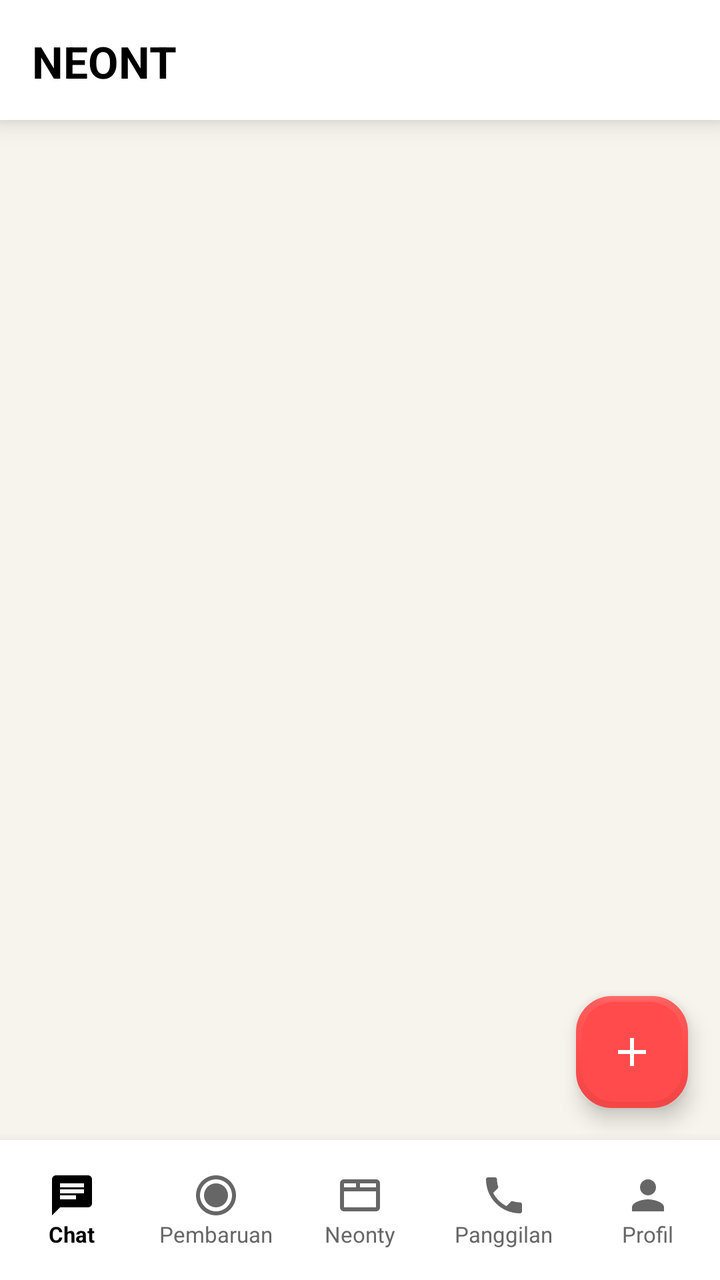
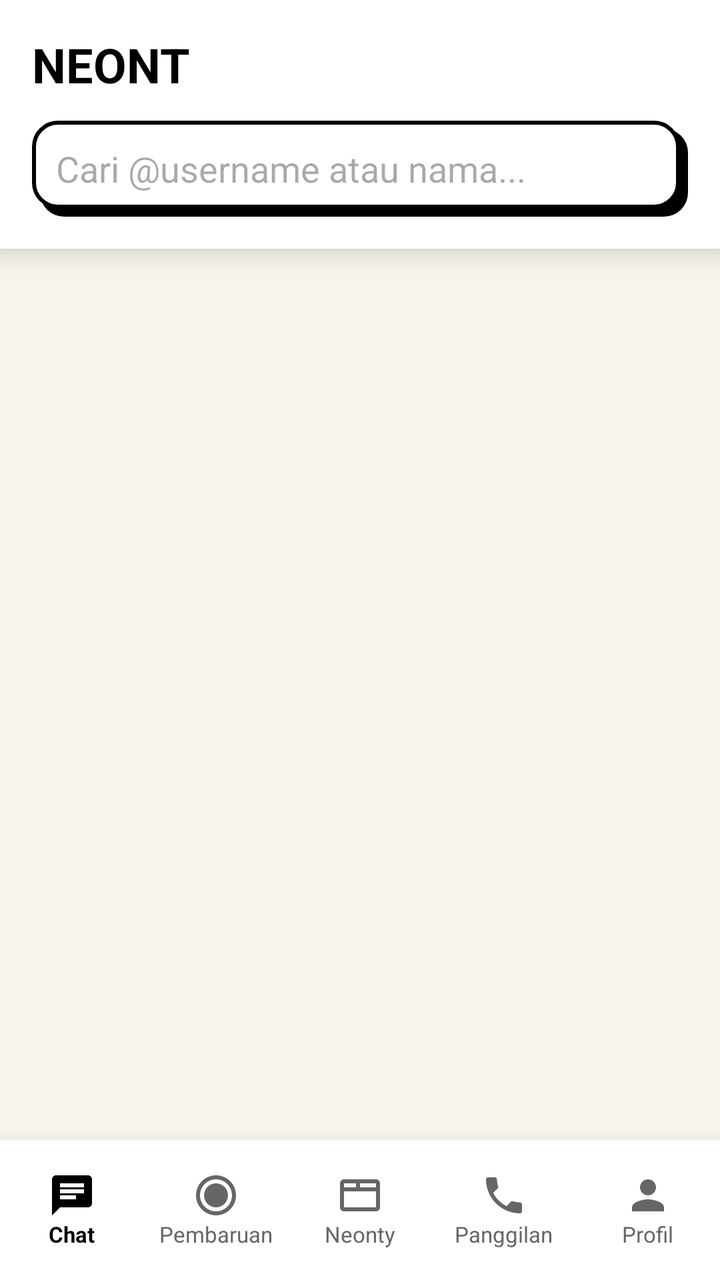

Compare the two renders of this Android layout. The source of the first and the diff that turns it into the second are given below.
<!-- AndroidManifest.xml: application theme Theme.Material3.DayNight.NoActionBar -->
<!-- res/layout/activity_home.xml -->
<?xml version="1.0" encoding="utf-8"?>
<androidx.constraintlayout.widget.ConstraintLayout xmlns:android="http://schemas.android.com/apk/res/android"
    xmlns:app="http://schemas.android.com/apk/res-auto"
    android:layout_width="match_parent"
    android:layout_height="match_parent"
    android:background="@color/nb_bg">

    <LinearLayout
        android:id="@+id/toolbar"
        android:layout_width="match_parent"
        android:layout_height="60dp"
        android:background="@color/nb_white"
        android:elevation="8dp"
        android:orientation="horizontal"
        android:gravity="center_vertical"
        android:padding="16dp"
        app:layout_constraintTop_toTopOf="parent">
        <TextView
            android:layout_width="wrap_content"
            android:layout_height="wrap_content"
            android:text="NEONT"
            android:textColor="@color/nb_black"
            android:textSize="22sp"
            android:textStyle="bold" />
    </LinearLayout>

    <androidx.recyclerview.widget.RecyclerView
        android:id="@+id/rvChats"
        android:layout_width="match_parent"
        android:layout_height="0dp"
        android:layout_margin="16dp"
        app:layout_constraintTop_toBottomOf="@id/toolbar"
        app:layout_constraintBottom_toTopOf="@id/bottomNav" />

    <com.google.android.material.floatingactionbutton.FloatingActionButton
        android:id="@+id/fabNewChat"
        android:layout_width="wrap_content"
        android:layout_height="wrap_content"
        android:layout_margin="16dp"
        android:src="@drawable/ic_wa_plus"
        app:tint="@color/nb_white"
        app:backgroundTint="@color/nb_red"
        app:borderWidth="3dp"
        app:layout_constraintBottom_toTopOf="@id/bottomNav"
        app:layout_constraintEnd_toEndOf="parent" />

    <LinearLayout
        android:id="@+id/bottomNav"
        android:layout_width="match_parent"
        android:layout_height="70dp"
        android:background="@color/nb_white"
        android:elevation="10dp"
        android:orientation="horizontal"
        app:layout_constraintBottom_toBottomOf="parent">

        <LinearLayout android:layout_width="0dp" android:layout_height="match_parent" android:layout_weight="1" android:orientation="vertical" android:gravity="center" android:background="?attr/selectableItemBackground">
            <ImageView android:layout_width="24dp" android:layout_height="24dp" android:src="@drawable/ic_wa_chat" app:tint="@color/nb_black"/>
            <TextView android:layout_width="wrap_content" android:layout_height="wrap_content" android:text="Chat" android:textSize="11sp" android:textStyle="bold" android:textColor="@color/nb_black"/>
        </LinearLayout>

        <LinearLayout android:layout_width="0dp" android:layout_height="match_parent" android:layout_weight="1" android:orientation="vertical" android:gravity="center" android:background="?attr/selectableItemBackground">
            <ImageView android:layout_width="24dp" android:layout_height="24dp" android:src="@drawable/ic_wa_status" app:tint="#666666"/>
            <TextView android:layout_width="wrap_content" android:layout_height="wrap_content" android:text="Pembaruan" android:textSize="11sp" android:textColor="#666666"/>
        </LinearLayout>

        <LinearLayout android:layout_width="0dp" android:layout_height="match_parent" android:layout_weight="1" android:orientation="vertical" android:gravity="center" android:background="?attr/selectableItemBackground">
            <ImageView android:layout_width="24dp" android:layout_height="24dp" android:src="@drawable/ic_neonty_box" app:tint="#666666"/>
            <TextView android:layout_width="wrap_content" android:layout_height="wrap_content" android:text="Neonty" android:textSize="11sp" android:textColor="#666666"/>
        </LinearLayout>

        <LinearLayout android:layout_width="0dp" android:layout_height="match_parent" android:layout_weight="1" android:orientation="vertical" android:gravity="center" android:background="?attr/selectableItemBackground">
            <ImageView android:layout_width="24dp" android:layout_height="24dp" android:src="@drawable/ic_wa_call" app:tint="#666666"/>
            <TextView android:layout_width="wrap_content" android:layout_height="wrap_content" android:text="Panggilan" android:textSize="11sp" android:textColor="#666666"/>
        </LinearLayout>

        
        <LinearLayout 
            android:id="@+id/navProfile"
            android:layout_width="0dp" 
            android:layout_height="match_parent" 
            android:layout_weight="1" 
            android:orientation="vertical" 
            android:gravity="center" 
            android:background="?attr/selectableItemBackground">
            <ImageView android:layout_width="24dp" android:layout_height="24dp" android:src="@drawable/ic_wa_profile" app:tint="#666666"/>
            <TextView android:layout_width="wrap_content" android:layout_height="wrap_content" android:text="Profil" android:textSize="11sp" android:textColor="#666666"/>
        </LinearLayout>

    </LinearLayout>
</androidx.constraintlayout.widget.ConstraintLayout>
<!-- resources referenced by this layout -->
<resources>
  <color name="nb_bg">#F7F4ED</color>
  <color name="nb_black">#000000</color>
  <color name="nb_red">#FF4B4B</color>
  <color name="nb_white">#FFFFFF</color>
  <!-- drawable ic_neonty_box (drawable) -->
  <vector xmlns:android="http://schemas.android.com/apk/res/android" android:width="24dp" android:height="24dp" android:viewportWidth="24" android:viewportHeight="24">
      <path android:fillColor="#000000" android:pathData="M20,4H4C2.9,4 2,4.9 2,6v12c0,1.1 0.9,2 2,2h16c1.1,0 2,-0.9 2,-2V6C22,4.9 21.1,4 20,4zM20,8h-8V6h8V8zM4,6h6v2H4V6zM4,18v-8h16v8H4z"/>
  </vector>
  <!-- drawable ic_wa_call (drawable) -->
  <vector xmlns:android="http://schemas.android.com/apk/res/android" android:width="24dp" android:height="24dp" android:viewportWidth="24" android:viewportHeight="24"><path android:fillColor="#000000" android:pathData="M6.62,10.79c1.44,2.83 3.76,5.14 6.59,6.59l2.2,-2.2c0.27,-0.27 0.67,-0.36 1.02,-0.24 1.12,0.37 2.33,0.57 3.57,0.57 0.55,0 1,0.45 1,1V20c0,0.55 -0.45,1 -1,1 -9.39,0 -17,-7.61 -17,-17 0,-0.55 0.45,-1 1,-1h3.5c0.55,0 1,0.45 1,1 0,1.25 0.2,2.45 0.57,3.57 0.11,0.35 0.03,0.74 -0.25,1.02l-2.2,2.2z"/></vector>
  <!-- drawable ic_wa_chat (drawable) -->
  <vector xmlns:android="http://schemas.android.com/apk/res/android" android:width="24dp" android:height="24dp" android:viewportWidth="24" android:viewportHeight="24"><path android:fillColor="#000000" android:pathData="M20,2H4c-1.1,0 -2,0.9 -2,2v18l4,-4h14c1.1,0 2,-0.9 2,-2V4c0,-1.1 -0.9,-2 -2,-2zM6,9h12v2H6V9zM14,14H6v-2h8V14zM18,8H6V6h12V8z"/></vector>
  <!-- drawable ic_wa_plus (drawable) -->
  <vector xmlns:android="http://schemas.android.com/apk/res/android" android:width="24dp" android:height="24dp" android:viewportWidth="24" android:viewportHeight="24" android:tint="#000000"><path android:fillColor="@android:color/white" android:pathData="M19,13h-6v6h-2v-6H5v-2h6V5h2v6h6v2z"/></vector>
  <!-- drawable ic_wa_profile (drawable) -->
  <vector xmlns:android="http://schemas.android.com/apk/res/android" android:width="24dp" android:height="24dp" android:viewportWidth="24" android:viewportHeight="24">
      <path android:fillColor="#000000" android:pathData="M12,12c2.21,0 4,-1.79 4,-4s-1.79,-4 -4,-4 -4,1.79 -4,4 1.79,4 4,4zM12,14c-2.67,0 -8,1.34 -8,4v2h16v-2c0,-2.66 -5.33,-4 -8,-4z"/>
  </vector>
  <!-- drawable ic_wa_status (drawable) -->
  <vector xmlns:android="http://schemas.android.com/apk/res/android" android:width="24dp" android:height="24dp" android:viewportWidth="24" android:viewportHeight="24"><path android:fillColor="#000000" android:pathData="M12,2C6.48,2 2,6.48 2,12s4.48,10 10,10 10,-4.48 10,-10S17.52,2 12,2zM12,20c-4.41,0 -8,-3.59 -8,-8s3.59,-8 8,-8 8,3.59 8,8 -3.59,8 -8,8zM12,6c-3.31,0 -6,2.69 -6,6s2.69,6 6,6 6,-2.69 6,-6 -2.69,-6 -6,-6z"/></vector>
</resources>

<!-- the commit's change to res/layout/activity_home.xml (unified diff, before → after) -->
@@ -5,45 +5,47 @@
     android:layout_height="match_parent"
     android:background="@color/nb_bg">
 
+    
     <LinearLayout
-        android:id="@+id/toolbar"
+        android:id="@+id/headerLayout"
         android:layout_width="match_parent"
-        android:layout_height="60dp"
+        android:layout_height="wrap_content"
+        android:orientation="vertical"
+        android:padding="16dp"
         android:background="@color/nb_white"
         android:elevation="8dp"
-        android:orientation="horizontal"
-        android:gravity="center_vertical"
-        android:padding="16dp"
         app:layout_constraintTop_toTopOf="parent">
+
         <TextView
             android:layout_width="wrap_content"
             android:layout_height="wrap_content"
             android:text="NEONT"
             android:textColor="@color/nb_black"
-            android:textSize="22sp"
-            android:textStyle="bold" />
+            android:textSize="24sp"
+            android:textStyle="bold"
+            android:layout_marginBottom="12dp"/>
+
+        <EditText
+            android:id="@+id/etHomeSearch"
+            android:layout_width="match_parent"
+            android:layout_height="48dp"
+            android:background="@drawable/nb_box_white"
+            android:hint="Cari @username atau nama..."
+            android:padding="12dp"
+            android:inputType="text"
+            android:importantForAutofill="no"/>
     </LinearLayout>
 
+    
     <androidx.recyclerview.widget.RecyclerView
         android:id="@+id/rvChats"
         android:layout_width="match_parent"
         android:layout_height="0dp"
-        android:layout_margin="16dp"
-        app:layout_constraintTop_toBottomOf="@id/toolbar"
+        android:layout_margin="8dp"
+        app:layout_constraintTop_toBottomOf="@id/headerLayout"
         app:layout_constraintBottom_toTopOf="@id/bottomNav" />
 
-    <com.google.android.material.floatingactionbutton.FloatingActionButton
-        android:id="@+id/fabNewChat"
-        android:layout_width="wrap_content"
-        android:layout_height="wrap_content"
-        android:layout_margin="16dp"
-        android:src="@drawable/ic_wa_plus"
-        app:tint="@color/nb_white"
-        app:backgroundTint="@color/nb_red"
-        app:borderWidth="3dp"
-        app:layout_constraintBottom_toTopOf="@id/bottomNav"
-        app:layout_constraintEnd_toEndOf="parent" />
-
+    
     <LinearLayout
         android:id="@+id/bottomNav"
         android:layout_width="match_parent"
@@ -73,7 +75,6 @@
             <TextView android:layout_width="wrap_content" android:layout_height="wrap_content" android:text="Panggilan" android:textSize="11sp" android:textColor="#666666"/>
         </LinearLayout>
 
-        
         <LinearLayout 
             android:id="@+id/navProfile"
             android:layout_width="0dp" 
<!-- resource entries referenced after the edit -->
@@ -2,7 +2,6 @@
 <resources>
   <color name="nb_bg">#F7F4ED</color>
   <color name="nb_black">#000000</color>
-  <color name="nb_red">#FF4B4B</color>
   <color name="nb_white">#FFFFFF</color>
   <!-- drawable ic_neonty_box (drawable) -->
   <vector xmlns:android="http://schemas.android.com/apk/res/android" android:width="24dp" android:height="24dp" android:viewportWidth="24" android:viewportHeight="24">
@@ -12,13 +11,30 @@
   <vector xmlns:android="http://schemas.android.com/apk/res/android" android:width="24dp" android:height="24dp" android:viewportWidth="24" android:viewportHeight="24"><path android:fillColor="#000000" android:pathData="M6.62,10.79c1.44,2.83 3.76,5.14 6.59,6.59l2.2,-2.2c0.27,-0.27 0.67,-0.36 1.02,-0.24 1.12,0.37 2.33,0.57 3.57,0.57 0.55,0 1,0.45 1,1V20c0,0.55 -0.45,1 -1,1 -9.39,0 -17,-7.61 -17,-17 0,-0.55 0.45,-1 1,-1h3.5c0.55,0 1,0.45 1,1 0,1.25 0.2,2.45 0.57,3.57 0.11,0.35 0.03,0.74 -0.25,1.02l-2.2,2.2z"/></vector>
   <!-- drawable ic_wa_chat (drawable) -->
   <vector xmlns:android="http://schemas.android.com/apk/res/android" android:width="24dp" android:height="24dp" android:viewportWidth="24" android:viewportHeight="24"><path android:fillColor="#000000" android:pathData="M20,2H4c-1.1,0 -2,0.9 -2,2v18l4,-4h14c1.1,0 2,-0.9 2,-2V4c0,-1.1 -0.9,-2 -2,-2zM6,9h12v2H6V9zM14,14H6v-2h8V14zM18,8H6V6h12V8z"/></vector>
-  <!-- drawable ic_wa_plus (drawable) -->
-  <vector xmlns:android="http://schemas.android.com/apk/res/android" android:width="24dp" android:height="24dp" android:viewportWidth="24" android:viewportHeight="24" android:tint="#000000"><path android:fillColor="@android:color/white" android:pathData="M19,13h-6v6h-2v-6H5v-2h6V5h2v6h6v2z"/></vector>
   <!-- drawable ic_wa_profile (drawable) -->
   <vector xmlns:android="http://schemas.android.com/apk/res/android" android:width="24dp" android:height="24dp" android:viewportWidth="24" android:viewportHeight="24">
       <path android:fillColor="#000000" android:pathData="M12,12c2.21,0 4,-1.79 4,-4s-1.79,-4 -4,-4 -4,1.79 -4,4 1.79,4 4,4zM12,14c-2.67,0 -8,1.34 -8,4v2h16v-2c0,-2.66 -5.33,-4 -8,-4z"/>
   </vector>
   <!-- drawable ic_wa_status (drawable) -->
   <vector xmlns:android="http://schemas.android.com/apk/res/android" android:width="24dp" android:height="24dp" android:viewportWidth="24" android:viewportHeight="24"><path android:fillColor="#000000" android:pathData="M12,2C6.48,2 2,6.48 2,12s4.48,10 10,10 10,-4.48 10,-10S17.52,2 12,2zM12,20c-4.41,0 -8,-3.59 -8,-8s3.59,-8 8,-8 8,3.59 8,8 -3.59,8 -8,8zM12,6c-3.31,0 -6,2.69 -6,6s2.69,6 6,6 6,-2.69 6,-6 -2.69,-6 -6,-6z"/></vector>
+  <!-- drawable nb_box_white (drawable) -->
+  <?xml version="1.0" encoding="utf-8"?>
+  <layer-list xmlns:android="http://schemas.android.com/apk/res/android">
+      
+      <item android:left="4dp" android:top="4dp">
+          <shape>
+              <solid android:color="@color/nb_black" />
+              <corners android:radius="12dp" />
+          </shape>
+      </item>
+      
+      <item android:right="4dp" android:bottom="4dp">
+          <shape>
+              <solid android:color="@color/nb_white" />
+              <stroke android:width="2dp" android:color="@color/nb_black" />
+              <corners android:radius="12dp" />
+          </shape>
+      </item>
+  </layer-list>
 </resources>
 
